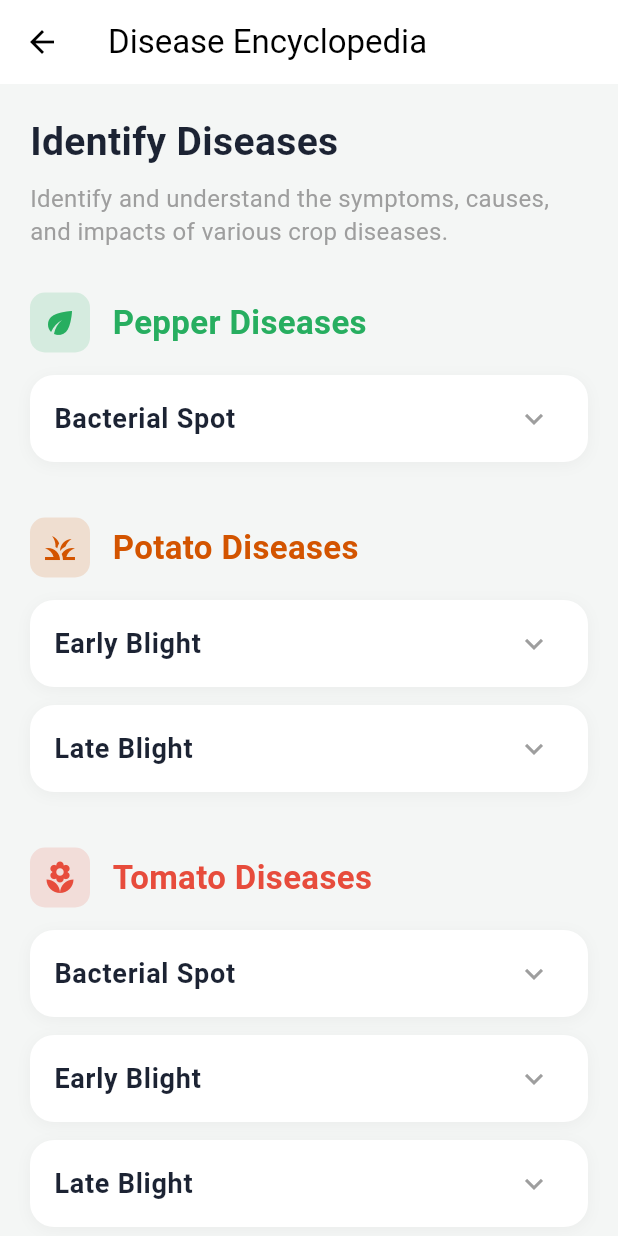
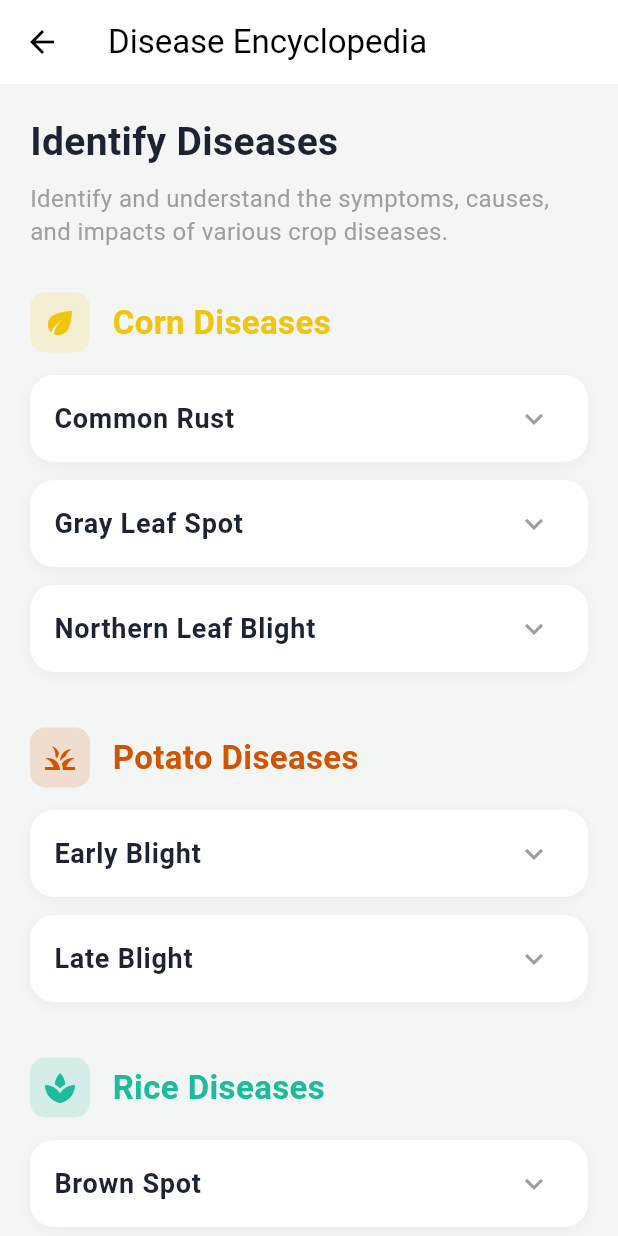
Before and after one commit to iramcoder/CROP_DOCTOR, a Flutter app: the DiseasesScreen screen opened directly, on a phone screen of 412 x 824 dp. Run offline on Flutter 3.47's test engine with Material 3 defaults, Android fonts, the phone set to English and light mode, and no system bars; our stand-ins replace hive_flutter, image_picker; missing offline and left inert: tflite_v2; accounts and stored records are empty; statements that could not run were skipped.

Commit message:
Fxing diseases and treatments for new

```diff
--- a/lib/screens/diseases_screen.dart
+++ b/lib/screens/diseases_screen.dart
@@ -8,86 +8,75 @@ class DiseasesScreen extends StatelessWidget {
 
   // ==========================================================================
   // SECTION 2: DISEASE DETAILS DATABASE
-  // Focuses on identifying and understanding the diseases.
   // ==========================================================================
   Map<String, List<Map<String, dynamic>>> _getDiseaseDetailsDatabase() {
     return {
-      "Pepper": [
+      "Corn": [
         {
-          "disease": "Bacterial Spot",
-          "symptoms": ["Water-soaked spots on leaves that turn brown/black", "Leaves may turn yellow and drop prematurely", "Raised, scabby spots on the pepper fruit"],
-          "causes": ["Caused by Xanthomonas bacteria", "Thrives in warm, highly humid, and wet weather"],
-          "impact": ["Severe defoliation reduces fruit yield", "Sun-scald on exposed fruit"]
+          "disease": "Common Rust",
+          "symptoms": ["Golden-brown, powdery, elongated pustules on both leaf surfaces", "Pustules turn black as the plant matures"],
+          "causes": ["Puccinia sorghi fungus", "Spreads via wind-blown spores in high humidity"],
+          "impact": ["Interrupts photosynthesis, leading to smaller ears of corn and reduced starch yield"]
+        },
+        {
+          "disease": "Gray Leaf Spot",
+          "symptoms": ["Rectangular, tan-to-grey lesions restricted by leaf veins", "A greyish, dusty appearance when spores are actively producing"],
+          "causes": ["Cercospora zeae-maydis fungus", "Thrives in warm, wet climates and minimum-till fields"],
+          "impact": ["Severe defoliation restricts stalk strength and can cause complete lodging (falling) of the crop"]
+        },
+        {
+          "disease": "Northern Leaf Blight",
+          "symptoms": ["Long, cigar-shaped, grey-green to tan lesions on leaves", "Lesions start on lower leaves and progress upwards"],
+          "causes": ["Exserohilum turcicum fungus", "Thrives in moderate temperatures with heavy dew and rainfall"],
+          "impact": ["Drastically reduces grain production if infection occurs prior to silking"]
         }
       ],
       "Potato": [
         {
           "disease": "Early Blight",
           "symptoms": ["Dark, concentric rings (bullseye pattern) on older leaves", "Yellowing around the leaf spots", "Dark, sunken lesions on potato tubers"],
-          "causes": ["Caused by the Alternaria solani fungus", "Spreads rapidly during alternating wet and dry weather"],
+          "causes": ["Alternaria solani fungus", "Spreads rapidly during alternating wet and dry weather"],
           "impact": ["Premature leaf death limits tuber size and yield"]
         },
         {
           "disease": "Late Blight",
           "symptoms": ["Large, dark, water-soaked lesions on leaves", "White, fuzzy mold on the undersides of leaves in high humidity", "Tubers develop dry, corky rot"],
-          "causes": ["Caused by Phytophthora infestans (a water mold)", "Extremely contagious in cool, wet weather"],
+          "causes": ["Phytophthora infestans (a water mold)", "Extremely contagious in cool, wet weather"],
           "impact": ["Can destroy an entire field within days if left unchecked"]
         }
       ],
-      "Tomato": [
+      "Rice": [
         {
-          "disease": "Bacterial Spot",
-          "symptoms": ["Small, dark, greasy spots on leaves", "Spots on fruit that look like tiny, raised scabs"],
-          "causes": ["Xanthomonas bacteria spread by splashing rain or tools"],
-          "impact": ["Causes early leaf drop and unmarketable fruit"]
+          "disease": "Brown Spot",
+          "symptoms": ["Small, oval, dark brown spots with a greyish-center", "Spots are evenly distributed across the entire leaf blade"],
+          "causes": ["Bipolaris oryzae fungus", "Thrives in nutrient-deficient, poorly drained soils"],
+          "impact": ["Reduces grain weight, causing chalky kernels and severe milling losses"]
         },
         {
-          "disease": "Early Blight",
-          "symptoms": ["Bullseye-patterned spots starting on the lowest leaves", "Heavy yellowing around the spots"],
-          "causes": ["Alternaria solani fungus dwelling in the soil"],
-          "impact": ["Defoliation exposes fruit to sunscald and reduces yield"]
+          "disease": "Leaf Blast",
+          "symptoms": ["Eye-shaped (spindle) spots with dark borders and grey centers on leaves"],
+          "causes": ["Magnaporthe oryzae fungus", "Highly destructive in fields with high nitrogen fertilizer and high humidity"],
+          "impact": ["Severe leaf death reducing crop yield significantly"]
         },
         {
-          "disease": "Late Blight",
-          "symptoms": ["Irregular greenish-black water-soaked patches", "Rapid wilting of the entire plant"],
-          "causes": ["Phytophthora infestans spreading via wind-blown spores"],
-          "impact": ["Total crop failure; highly destructive"]
+          "disease": "Neck Blast",
+          "symptoms": ["Brownish-black lesions at the collar of the seed head causing the neck to collapse"],
+          "causes": ["Magnaporthe oryzae fungus", "Spreads from leaves to the neck during high humidity"],
+          "impact": ["Can cause 100% crop loss as it prevents the grains from filling up with starch"]
+        }
+      ],
+      "Wheat": [
+        {
+          "disease": "Brown Rust",
+          "symptoms": ["Small, circular, orange-brown pustules scattered randomly on leaves", "Pustules rupture the leaf skin to release dusty orange spores"],
+          "causes": ["Puccinia triticina fungus", "Spreads rapidly in moderate temperatures with high humidity"],
+          "impact": ["Reduces kernel size, wheat quality, and straw strength"]
         },
         {
-          "disease": "Leaf Mold",
-          "symptoms": ["Pale green or yellow spots on the upper leaf surface", "Olive-green to brown velvety mold on the bottom"],
-          "causes": ["Passalora fulva fungus", "Thrives in greenhouses with poor ventilation and high humidity"],
-          "impact": ["Reduces photosynthetic area, weakening the plant"]
-        },
-        {
-          "disease": "Septoria Leaf Spot",
-          "symptoms": ["Numerous small, circular spots with dark borders and grey/tan centers", "Tiny black specks in the center of the spots"],
-          "causes": ["Septoria lycopersici fungus from infected plant debris"],
-          "impact": ["Vigorous defoliation starting from the bottom up"]
-        },
-        {
-          "disease": "Spotted Spider Mites",
-          "symptoms": ["Tiny yellow or white speckles (stippling) on leaves", "Fine, silky webbing visible on stems and leaves"],
-          "causes": ["Tetranychus urticae (a tiny pest, not a fungus)", "Thrive in hot, very dry conditions"],
-          "impact": ["Leaves dry up and fall off; severe stress to the plant"]
-        },
-        {
-          "disease": "Target Spot",
-          "symptoms": ["Small brown spots with yellow halos", "Spots develop into target-like concentric circles"],
-          "causes": ["Corynespora cassiicola fungus"],
-          "impact": ["Causes lesions on both leaves and fruit, causing rot"]
-        },
-        {
-          "disease": "Mosaic Virus",
-          "symptoms": ["Mottled light and dark green patterns on leaves", "Leaves become fern-like or stringy", "Stunted overall plant growth"],
-          "causes": ["ToMV virus", "Spread easily by contaminated hands, tools, or tobacco products"],
-          "impact": ["Incurable. Permanently stunts growth and fruit production"]
-        },
-        {
-          "disease": "Yellow Leaf Curl Virus",
-          "symptoms": ["Severe upward curling and crinkling of leaves", "Yellowing of leaf margins", "Flowers drop before setting fruit"],
-          "causes": ["TYLCV virus, transmitted almost exclusively by Silverleaf Whiteflies"],
-          "impact": ["Devastating to yields; plants stop producing completely"]
+          "disease": "Yellow Rust",
+          "symptoms": ["Narrow, linear, yellow-to-orange stripes of pustules on the leaf veins", "Leaves dry out and die from the tip down"],
+          "causes": ["Puccinia striiformis fungus", "Thrives in cooler climates (typical of early spring)"],
+          "impact": ["Causes severe shriveling of grains and can decrease grain yields by 50% or more"]
         }
       ]
     };
@@ -111,23 +100,19 @@ class DiseasesScreen extends StatelessWidget {
       body: ListView(
         padding: const EdgeInsets.all(20.0),
         children: [
-          const Text(
-            "Identify Diseases",
-            style: TextStyle(fontSize: 26, fontWeight: FontWeight.bold, color: Color(0xFF1C2333)),
-          ),
+          const Text("Identify Diseases", style: TextStyle(fontSize: 26, fontWeight: FontWeight.bold, color: Color(0xFF1C2333))),
           const SizedBox(height: 8),
-          const Text(
-            "Identify and understand the symptoms, causes, and impacts of various crop diseases.",
-            style: TextStyle(fontSize: 16, color: Colors.grey, height: 1.4),
-          ),
+          const Text("Identify and understand the symptoms, causes, and impacts of various crop diseases.", style: TextStyle(fontSize: 16, color: Colors.grey, height: 1.4)),
           const SizedBox(height: 30),
 
           // --- CROP SECTIONS ---
-          _buildCropSection("Pepper Diseases", Icons.eco, const Color(0xFF27AE60), db["Pepper"]!),
+          _buildCropSection("Corn Diseases", Icons.eco, const Color(0xFFF1C40F), db["Corn"]!),
           const SizedBox(height: 25),
           _buildCropSection("Potato Diseases", Icons.grass, const Color(0xFFD35400), db["Potato"]!),
           const SizedBox(height: 25),
-          _buildCropSection("Tomato Diseases", Icons.local_florist, const Color(0xFFE74C3C), db["Tomato"]!),
+          _buildCropSection("Rice Diseases", Icons.spa, const Color(0xFF1ABC9C), db["Rice"]!),
+          const SizedBox(height: 25),
+          _buildCropSection("Wheat Diseases", Icons.wheat_arena, const Color(0xFFE67E22), db["Wheat"]!),
           const SizedBox(height: 40),
         ],
       ),
@@ -172,7 +157,6 @@ class DiseasesScreen extends StatelessWidget {
             expandedCrossAxisAlignment: CrossAxisAlignment.start,
             children: [
               const Divider(), const SizedBox(height: 10),
-              // Updated to show Symptoms, Causes, and Impact
               _buildRow(Icons.warning_amber_rounded, "Symptoms:", data["symptoms"], const Color(0xFFE67E22)), const SizedBox(height: 15),
               _buildRow(Icons.biotech, "Causes:", data["causes"], const Color(0xFF8E44AD)), const SizedBox(height: 15),
               _buildRow(Icons.trending_down, "Impact:", data["impact"], const Color(0xFFE74C3C)),
--- a/lib/screens/treatments_screen.dart
+++ b/lib/screens/treatments_screen.dart
@@ -8,16 +8,27 @@ class TreatmentsScreen extends StatelessWidget {
 
   // ==========================================================================
   // SECTION 2: TREATMENT DATABASE
-  // Grouped by Crop. Contains Organic, Chemical, and Preventative measures.
   // ==========================================================================
   Map<String, List<Map<String, dynamic>>> _getTreatmentDatabase() {
     return {
-      "Pepper": [
+      "Corn": [
         {
-          "disease": "Bacterial Spot",
-          "organic": ["Prune and destroy infected leaves", "Spray with copper-based organic fungicides"],
-          "chemical": ["Apply Copper hydroxide sprays", "Apply Streptomycin if permitted"],
-          "prevention": ["Rotate crops annually", "Avoid overhead watering"]
+          "disease": "Common Rust",
+          "organic": ["Apply neem oil or sulfur-based organic sprays", "Remove infected foliage near garden plants"],
+          "chemical": ["Apply preventative fungicides containing Pyraclostrobin or Azoxystrobin"],
+          "prevention": ["Plant resistant corn hybrids", "Destroy infected crop residues after harvest"]
+        },
+        {
+          "disease": "Gray Leaf Spot",
+          "organic": ["Apply Bacillus subtilis bio-fungicide sprays", "Rotate crops away from grass families"],
+          "chemical": ["Apply strobilurin or triazole group fungicides (e.g., Propiconazole)"],
+          "prevention": ["Avoid no-till farming in infected fields", "Maintain highly balanced soil nitrogen"]
+        },
+        {
+          "disease": "Northern Leaf Blight",
+          "organic": ["Apply biological fungicides as preventative measures", "Ensure clean tillage to bury residues"],
+          "chemical": ["Use foliar fungicides containing Azoxystrobin or Propiconazole"],
+          "prevention": ["Choose disease-resistant hybrids", "Rotate with non-host crops like soybeans"]
         }
       ],
       "Potato": [
@@ -29,65 +40,43 @@ class TreatmentsScreen extends StatelessWidget {
         },
         {
           "disease": "Late Blight",
-          "organic": ["Destroy all infected plants immediately", "Apply Copper sprays as a preventative"],
+          "organic": ["Destroy all infected plants immediately (do not compost)", "Apply Copper sprays as a preventative"],
           "chemical": ["Apply systemic fungicides like Mefenoxam or Chlorothalonil immediately"],
           "prevention": ["Plant resistant potato varieties", "Destroy cull piles"]
         }
       ],
-      "Tomato": [
+      "Rice": [
         {
-          "disease": "Bacterial Spot",
-          "organic": ["Remove heavily infected foliage", "Use a fixed-copper organic spray"],
-          "chemical": ["Apply Copper-based bactericides combined with Mancozeb"],
-          "prevention": ["Water at the base of the plant only", "Disinfect gardening tools"]
+          "disease": "Brown Spot",
+          "organic": ["Apply balanced organic compost to correct soil deficiencies", "Use healthy, disease-free seed batches"],
+          "chemical": ["Treat seeds with Captan or Thiram", "Apply Propiconazole or Edifenphos foliar spray"],
+          "prevention": ["Apply proper potassium and zinc fertilizers", "Keep fields well-drained"]
         },
         {
-          "disease": "Early Blight",
-          "organic": ["Trim lower leaves touching the soil", "Apply Neem oil or Bacillus subtilis"],
-          "chemical": ["Spray with Chlorothalonil or Copper fungicides every 7 days"],
-          "prevention": ["Use mulch to prevent soil splashing", "Stake or cage tomatoes"]
+          "disease": "Leaf Blast",
+          "organic": ["Avoid excessive water logging", "Burn or deeply plow infected crop straw after harvest"],
+          "chemical": ["Treat seeds with Tricyclazole", "Apply Isoprothiolane"],
+          "prevention": ["Avoid excessive nitrogen fertilizer application", "Plant blast-resistant rice cultivars"]
         },
         {
-          "disease": "Late Blight",
-          "organic": ["Pull up and destroy infected plants immediately", "Apply preventative Copper spray"],
-          "chemical": ["Apply Mancozeb, Chlorothalonil, or Copper fungicides"],
-          "prevention": ["Keep foliage dry", "Ensure excellent air circulation"]
+          "disease": "Neck Blast",
+          "organic": ["Control weeds near fields", "Manage water levels carefully"],
+          "chemical": ["Apply Kasugamycin or Tricyclazole if Neck Blast appears"],
+          "prevention": ["Avoid excessive nitrogen fertilizer application", "Plant blast-resistant rice cultivars"]
+        }
+      ],
+      "Wheat": [
+        {
+          "disease": "Brown Rust",
+          "organic": ["Apply botanical sprays like Neem oil or Garlic extract", "Remove alternative weed hosts"],
+          "chemical": ["Apply systemic triazole fungicides like Tebuconazole or Propiconazole"],
+          "prevention": ["Plant rust-resistant wheat varieties", "Sow early in the season to evade spore spikes"]
         },
         {
-          "disease": "Leaf Mold",
-          "organic": ["Prune branches to improve airflow", "Reduce humidity in greenhouses"],
-          "chemical": ["Apply Chlorothalonil or Calcium polysulfide"],
-          "prevention": ["Water early in the day", "Space plants widely"]
-        },
-        {
-          "disease": "Septoria Leaf Spot",
-          "organic": ["Remove infected leaves immediately", "Apply bio-fungicides like Serenade"],
-          "chemical": ["Spray with Mancozeb or Chlorothalonil-based fungicides"],
-          "prevention": ["Remove weeds and debris", "Do not work with plants when wet"]
-        },
-        {
-          "disease": "Spotted Spider Mites",
-          "organic": ["Introduce predatory ladybugs", "Spray with insecticidal soap or Neem oil"],
-          "chemical": ["Apply specific miticides if infestation is severe"],
-          "prevention": ["Keep plants well-watered", "Remove infested debris"]
-        },
-        {
-          "disease": "Target Spot",
-          "organic": ["Remove infected plant parts", "Improve air circulation around canopy"],
-          "chemical": ["Apply Azoxystrobin or Chlorothalonil"],
-          "prevention": ["Avoid overhead irrigation", "Use proper plant spacing"]
-        },
-        {
-          "disease": "Mosaic Virus",
-          "organic": ["No cure exists. Pull and destroy infected plants immediately."],
-          "chemical": ["No chemical treatments exist for viruses."],
-          "prevention": ["Wash hands with soap before handling", "Disinfect tools with bleach"]
-        },
-        {
-          "disease": "Yellow Leaf Curl Virus",
-          "organic": ["Remove infected plants", "Control whiteflies with yellow sticky traps"],
-          "chemical": ["Use insecticides like Imidacloprid to control whiteflies"],
-          "prevention": ["Use reflective mulches", "Plant resistant tomato varieties"]
+          "disease": "Yellow Rust",
+          "organic": ["Prune and destroy infected leaves", "Avoid working in wet fields to prevent spore spread"],
+          "chemical": ["Apply Triadimefon, Propiconazole, or Tebuconazole foliar sprays immediately"],
+          "prevention": ["Sow resistant cultivars", "Ensure wide plant spacing for fast leaf-drying"]
         }
       ]
     };
@@ -111,23 +100,19 @@ class TreatmentsScreen extends StatelessWidget {
       body: ListView(
         padding: const EdgeInsets.all(20.0),
         children: [
-          const Text(
-            "Cures & Treatments",
-            style: TextStyle(fontSize: 26, fontWeight: FontWeight.bold, color: Color(0xFF1C2333)),
-          ),
+          const Text("Cures & Treatments", style: TextStyle(fontSize: 26, fontWeight: FontWeight.bold, color: Color(0xFF1C2333))),
           const SizedBox(height: 8),
-          const Text(
-            "Browse comprehensive organic, chemical, and preventative treatment plans for all supported crops.",
-            style: TextStyle(fontSize: 16, color: Colors.grey, height: 1.4),
-          ),
+          const Text("Browse comprehensive organic, chemical, and preventative treatment plans for all supported crops.", style: TextStyle(fontSize: 16, color: Colors.grey, height: 1.4)),
           const SizedBox(height: 30),
 
           // --- CROP SECTIONS ---
-          _buildCropSection("Pepper Treatments", Icons.eco, const Color(0xFF27AE60), db["Pepper"]!),
+          _buildCropSection("Corn Treatments", Icons.eco, const Color(0xFFF1C40F), db["Corn"]!),
           const SizedBox(height: 25),
           _buildCropSection("Potato Treatments", Icons.grass, const Color(0xFFD35400), db["Potato"]!),
           const SizedBox(height: 25),
-          _buildCropSection("Tomato Treatments", Icons.local_florist, const Color(0xFFE74C3C), db["Tomato"]!),
+          _buildCropSection("Rice Treatments", Icons.spa, const Color(0xFF1ABC9C), db["Rice"]!),
+          const SizedBox(height: 25),
+          _buildCropSection("Wheat Treatments", Icons.wheat_arena, const Color(0xFFE67E22), db["Wheat"]!),
           const SizedBox(height: 40),
         ],
       ),
```
